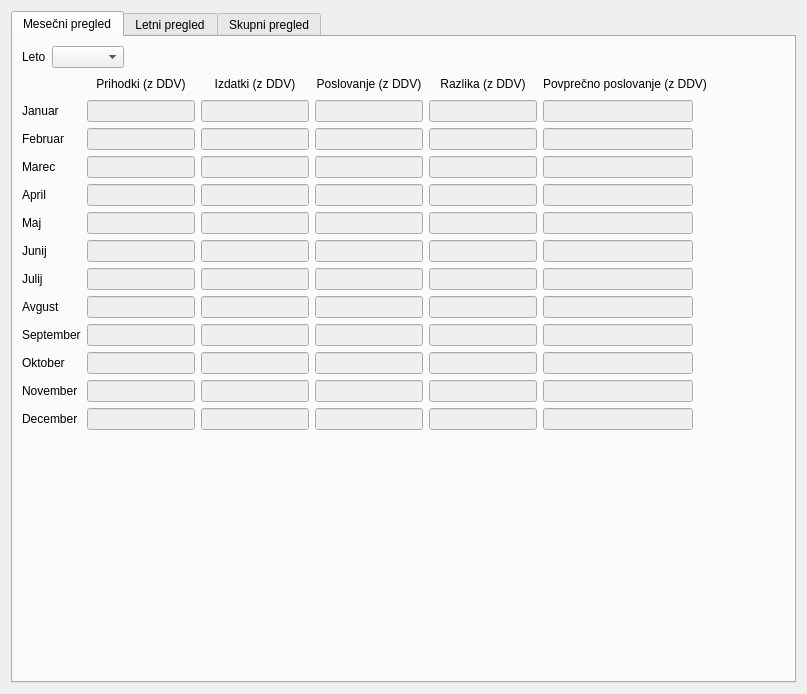
Old version of the form wid_poslovanje.ui in the repository bubi-luka/BubiRacun.
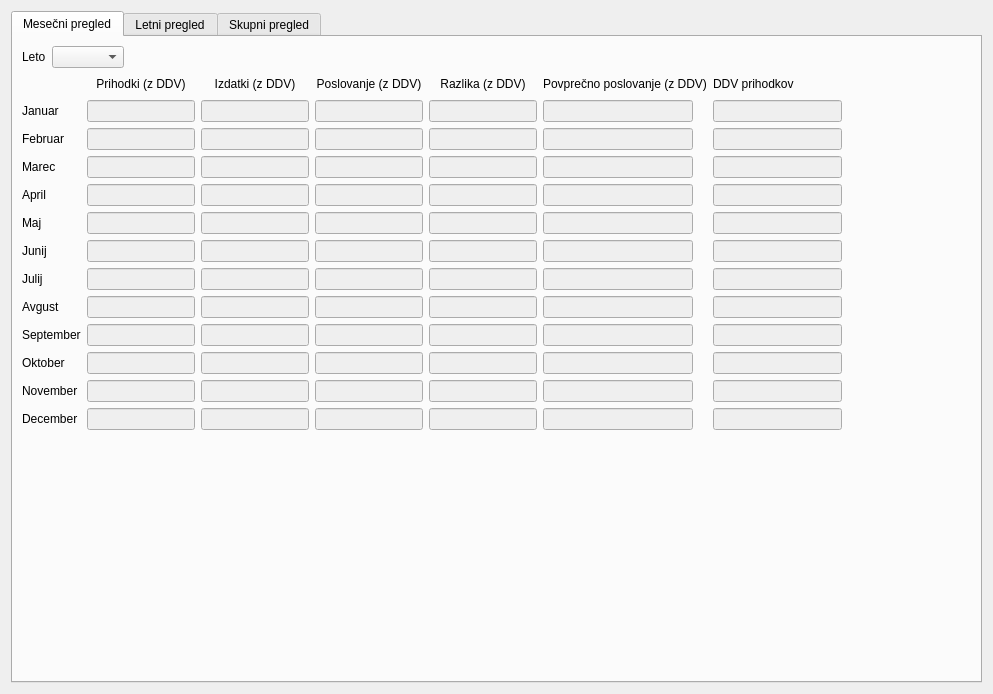
New version of the form. The open tabs and pages were chosen to show the change.

Commit message:
POSLOVANJE - MESEČNI PREGLED PRIKAŽE ZNESEK DDV OD PREJEMKOV
Dodano je novo polje pri predračunih - prejet DDV. Stari računi imajo
izpolnjeno to polje. Novi predračuni avtomatsko izpolnijo to polje.
Računi ne spreminjajo tega polja.

#179

Diff of the .ui file:
```diff
--- a/wid_poslovanje.ui
+++ b/wid_poslovanje.ui
@@ -6,7 +6,7 @@
    <rect>
     <x>0</x>
     <y>0</y>
-    <width>807</width>
+    <width>993</width>
     <height>694</height>
    </rect>
   </property>
@@ -187,7 +187,7 @@
            </property>
           </widget>
          </item>
-         <item row="0" column="6">
+         <item row="0" column="7">
           <spacer name="horizontalSpacer">
            <property name="orientation">
             <enum>Qt::Horizontal</enum>
@@ -1700,6 +1700,169 @@
            </property>
           </widget>
          </item>
+         <item row="0" column="6">
+          <widget class="QLabel" name="label_35">
+           <property name="text">
+            <string>DDV prihodkov</string>
+           </property>
+          </widget>
+         </item>
+         <item row="1" column="6">
+          <widget class="QLineEdit" name="txt_tddv_januar">
+           <property name="enabled">
+            <bool>false</bool>
+           </property>
+           <property name="maximumSize">
+            <size>
+             <width>150</width>
+             <height>16777215</height>
+            </size>
+           </property>
+          </widget>
+         </item>
+         <item row="2" column="6">
+          <widget class="QLineEdit" name="txt_tddv_februar">
+           <property name="enabled">
+            <bool>false</bool>
+           </property>
+           <property name="maximumSize">
+            <size>
+             <width>150</width>
+             <height>16777215</height>
+            </size>
+           </property>
+          </widget>
+         </item>
+         <item row="3" column="6">
+          <widget class="QLineEdit" name="txt_tddv_marec">
+           <property name="enabled">
+            <bool>false</bool>
+           </property>
+           <property name="maximumSize">
+            <size>
+             <width>150</width>
+             <height>16777215</height>
+            </size>
+           </property>
+          </widget>
+         </item>
+         <item row="4" column="6">
+          <widget class="QLineEdit" name="txt_tddv_april">
+           <property name="enabled">
+            <bool>false</bool>
+           </property>
+           <property name="maximumSize">
+            <size>
+             <width>150</width>
+             <height>16777215</height>
+            </size>
+           </property>
+          </widget>
+         </item>
+         <item row="5" column="6">
+          <widget class="QLineEdit" name="txt_tddv_maj">
+           <property name="enabled">
+            <bool>false</bool>
+           </property>
+           <property name="maximumSize">
+            <size>
+             <width>150</width>
+             <height>16777215</height>
+            </size>
+           </property>
+          </widget>
+         </item>
+         <item row="6" column="6">
+          <widget class="QLineEdit" name="txt_tddv_junij">
+           <property name="enabled">
+            <bool>false</bool>
+           </property>
+           <property name="maximumSize">
+            <size>
+             <width>150</width>
+             <height>16777215</height>
+            </size>
+           </property>
+          </widget>
+         </item>
+         <item row="7" column="6">
+          <widget class="QLineEdit" name="txt_tddv_julij">
+           <property name="enabled">
+            <bool>false</bool>
+           </property>
+           <property name="maximumSize">
+            <size>
+             <width>150</width>
+             <height>16777215</height>
+            </size>
+           </property>
+          </widget>
+         </item>
+         <item row="8" column="6">
+          <widget class="QLineEdit" name="txt_tddv_avgust">
+           <property name="enabled">
+            <bool>false</bool>
+           </property>
+           <property name="maximumSize">
+            <size>
+             <width>150</width>
+             <height>16777215</height>
+            </size>
+           </property>
+          </widget>
+         </item>
+         <item row="9" column="6">
+          <widget class="QLineEdit" name="txt_tddv_september">
+           <property name="enabled">
+            <bool>false</bool>
+           </property>
+           <property name="maximumSize">
+            <size>
+             <width>150</width>
+             <height>16777215</height>
+            </size>
+           </property>
+          </widget>
+         </item>
+         <item row="10" column="6">
+          <widget class="QLineEdit" name="txt_tddv_oktober">
+           <property name="enabled">
+            <bool>false</bool>
+           </property>
+           <property name="maximumSize">
+            <size>
+             <width>150</width>
+             <height>16777215</height>
+            </size>
+           </property>
+          </widget>
+         </item>
+         <item row="11" column="6">
+          <widget class="QLineEdit" name="txt_tddv_november">
+           <property name="enabled">
+            <bool>false</bool>
+           </property>
+           <property name="maximumSize">
+            <size>
+             <width>150</width>
+             <height>16777215</height>
+            </size>
+           </property>
+          </widget>
+         </item>
+         <item row="12" column="6">
+          <widget class="QLineEdit" name="txt_tddv_december">
+           <property name="enabled">
+            <bool>false</bool>
+           </property>
+           <property name="maximumSize">
+            <size>
+             <width>150</width>
+             <height>16777215</height>
+            </size>
+           </property>
+          </widget>
+         </item>
         </layout>
        </item>
        <item>
```
Left out of the diff: 290 changed lines with no effect on the pictures. The commit also changes 3 other files.
